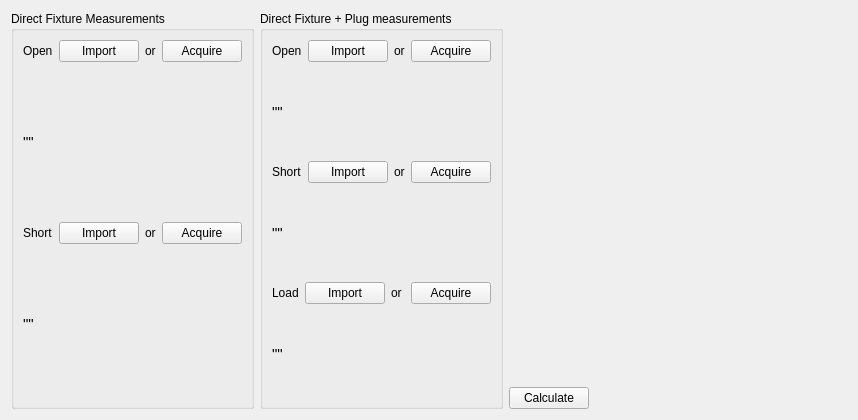
Old version of the form UI/plugWidget.ui in the repository Belden-Montreal/SNP-Cable-Analyser.
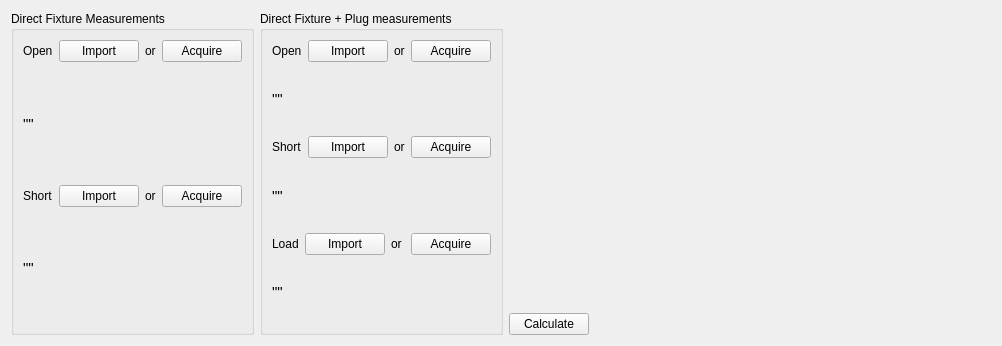
New version of the form.

```diff
--- a/UI/plugWidget.ui
+++ b/UI/plugWidget.ui
@@ -6,8 +6,8 @@
    <rect>
     <x>0</x>
     <y>0</y>
-    <width>858</width>
-    <height>420</height>
+    <width>1002</width>
+    <height>346</height>
    </rect>
   </property>
   <property name="windowTitle">
```
